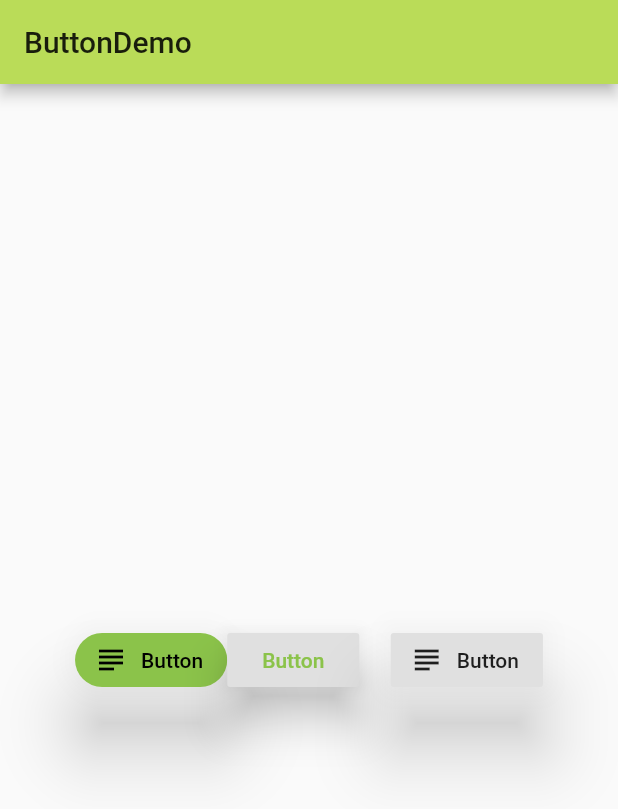
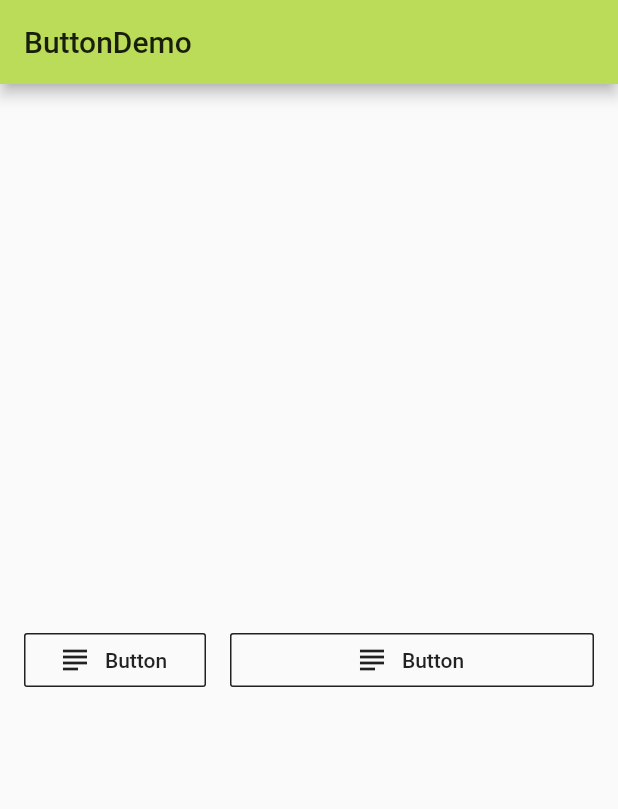
Before and after one commit to crazyminy/flutter_app, a Flutter app: the ButtonDemo screen opened directly, on a phone screen of 412 x 824 dp. Shown: the top 809 px of the screen. Run offline on Flutter 3.47's test engine with Material 2 defaults, Android fonts, the phone set to English and light mode, and no system bars.

Commit message:
expanded and flex

```diff
--- a/lib/demo/material_component.dart
+++ b/lib/demo/material_component.dart
@@ -78,15 +78,7 @@ class ButtonDemo extends StatelessWidget {
       ],
     );
 
-
-    return Scaffold(
-      appBar: AppBar(title: Text('ButtonDemo'),),
-      body: Container(
-        padding: EdgeInsets.all(16.0),
-        child: Column(
-          mainAxisAlignment: MainAxisAlignment.center,
-          children: <Widget>[
-            Row(
+    final Widget OutlineButtonDemo  =Row(
       mainAxisAlignment: MainAxisAlignment.center,
       children: <Widget>[
         Theme(
@@ -105,20 +97,107 @@ class ButtonDemo extends StatelessWidget {
             elevation:21.0,
           ),
         ),
-                RaisedButton(
-                  child: Text('Button'),
-                  onPressed: (){},
-                  splashColor: Colors.grey,
-                  textColor: Theme.of(context).accentColor,
-                  elevation: 12.0,
-                ),
         SizedBox(width: 21.0,),
-                RaisedButton.icon(
+        OutlineButton.icon(
           icon: Icon(Icons.subject),
           label: Text('Button'),
           onPressed: (){},
           splashColor: Colors.grey,
-                  elevation:21.0,
+          borderSide: BorderSide(
+              color: Colors.black87
+          ),
+          highlightedBorderColor: Colors.grey,
+        ),
+      ],
+    );
+
+    final Widget FixedWidthButtonDemo  = Row(
+      mainAxisAlignment: MainAxisAlignment.center,
+      children: <Widget>[
+        Container(
+          child: OutlineButton.icon(
+            icon: Icon(Icons.subject),
+            label: Text('Button'),
+            onPressed: (){},
+            splashColor: Colors.grey,
+            borderSide: BorderSide(
+                color: Colors.black87
+            ),
+            highlightedBorderColor: Colors.grey,
+          ),
+          width: 130.0,
+        ),
+
+      ],
+    );
+
+    final Widget ExpandedButton = Row(
+      mainAxisAlignment: MainAxisAlignment.center,
+      children: <Widget>[
+        Expanded(
+          child: OutlineButton.icon(
+            icon: Icon(Icons.subject),
+            label: Text('Button'),
+            onPressed: (){},
+            splashColor: Colors.grey,
+            borderSide: BorderSide(
+                color: Colors.black87
+            ),
+            highlightedBorderColor: Colors.grey,
+          ),
+        ),
+        SizedBox(width: 16.0,),
+        Expanded(
+          flex: 2,
+          child: OutlineButton.icon(
+            icon: Icon(Icons.subject),
+            label: Text('Button'),
+            onPressed: (){},
+            splashColor: Colors.grey,
+            borderSide: BorderSide(
+                color: Colors.black87
+            ),
+            highlightedBorderColor: Colors.grey,
+          ),
+        ),
+      ],
+    );
+
+    return Scaffold(
+      appBar: AppBar(title: Text('ButtonDemo'),),
+      body: Container(
+        padding: EdgeInsets.all(16.0),
+        child: Column(
+          mainAxisAlignment: MainAxisAlignment.center,
+          children: <Widget>[
+            Row(
+              mainAxisAlignment: MainAxisAlignment.center,
+              children: <Widget>[
+                Expanded(
+                  child: OutlineButton.icon(
+                    icon: Icon(Icons.subject),
+                    label: Text('Button'),
+                    onPressed: (){},
+                    splashColor: Colors.grey,
+                    borderSide: BorderSide(
+                        color: Colors.black87
+                    ),
+                    highlightedBorderColor: Colors.grey,
+                  ),
+                ),
+                SizedBox(width: 16.0,),
+                Expanded(
+                  flex: 2,
+                  child: OutlineButton.icon(
+                    icon: Icon(Icons.subject),
+                    label: Text('Button'),
+                    onPressed: (){},
+                    splashColor: Colors.grey,
+                    borderSide: BorderSide(
+                        color: Colors.black87
+                    ),
+                    highlightedBorderColor: Colors.grey,
+                  ),
                 ),
               ],
             )
```
Lines whose indentation alone changed are shown as unchanged.
